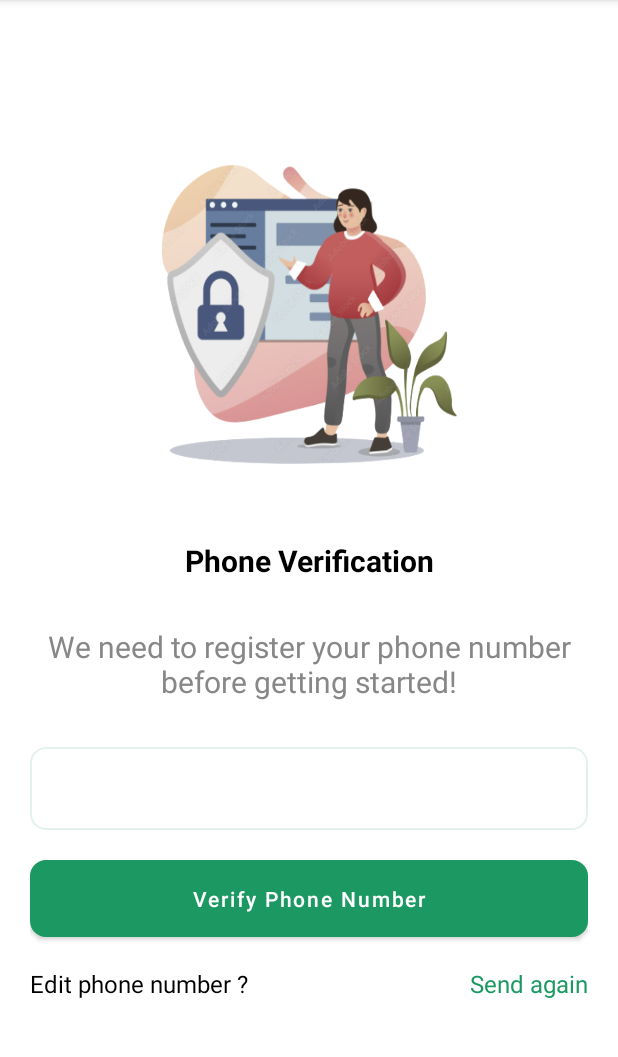
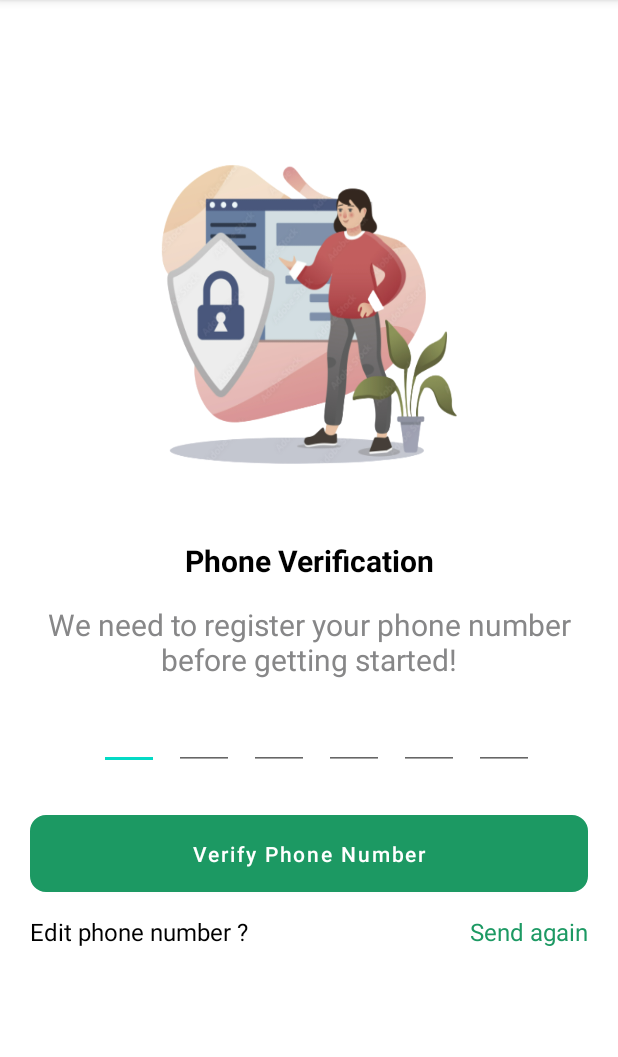
Before and after one commit to awaishaniflhr/Verification_Screen, an Android app: the MainActivity2 screen opened directly, with no data from a screen before it, on a phone screen of 412 x 824 dp, the part 84-1141 px from its top. Run offline under Robolectric (Android 15) with nearby library versions, the phone set to English and light mode, and no system bars.

Commit message:
initial commit 3

```diff
--- a/app/build.gradle
+++ b/app/build.gradle
@@ -32,10 +32,14 @@ dependencies {
     implementation 'androidx.appcompat:appcompat:1.4.2'
     implementation 'com.google.android.material:material:1.6.1'
     implementation 'androidx.constraintlayout:constraintlayout:2.1.4'
+
+    implementation 'com.hbb20:ccp:2.5.4'
+
+
+
     testImplementation 'junit:junit:4.13.2'
     androidTestImplementation 'androidx.test.ext:junit:1.1.3'
     androidTestImplementation 'androidx.test.espresso:espresso-core:3.4.0'
-    implementation 'com.hbb20:ccp:2.5.4'
-    implementation 'com.chaos.view:pinview:1.4.3'
+
 
 }
--- a/app/src/main/java/com/example/verification_screen_01/MainActivity2.java
+++ b/app/src/main/java/com/example/verification_screen_01/MainActivity2.java
@@ -6,11 +6,14 @@ import android.content.Intent;
 import android.os.Bundle;
 import android.view.View;
 import android.widget.Button;
+import android.widget.EditText;
 import android.widget.TextView;
 
 import org.w3c.dom.Text;
 
 public class MainActivity2 extends AppCompatActivity {
+
+
 
     private TextView editNumber;
 
--- a/app/src/main/res/layout/activity_main.xml
+++ b/app/src/main/res/layout/activity_main.xml
@@ -24,6 +24,7 @@
         android:layout_width="match_parent"
         android:layout_height="wrap_content"
         android:layout_below="@+id/cracter_img"
+        android:gravity="center"
         android:layout_marginTop="30dp"
         android:text="@string/phone_verification"
         android:textAlignment="center"
@@ -36,7 +37,7 @@
         android:layout_width="match_parent"
         android:layout_height="wrap_content"
         android:layout_below="@+id/cracter_title"
-        android:layout_marginTop="30dp"
+        android:layout_marginTop="15dp"
         android:text="@string/we_need_to_register_your_phone_number_before_getting_started"
         android:textAlignment="center"
         android:textColor="@color/gray"
--- a/app/src/main/res/layout/activity_main2.xml
+++ b/app/src/main/res/layout/activity_main2.xml
@@ -7,7 +7,10 @@
 <RelativeLayout
     android:layout_width="match_parent"
     android:layout_height="match_parent"
-    android:padding="20dp"
+    android:paddingLeft="20dp"
+    android:paddingRight="20dp"
+    android:paddingTop="20dp"
+    android:paddingBottom="100dp"
     tools:context=".MainActivity">
 
     <ImageView
@@ -36,32 +39,107 @@
         android:layout_width="match_parent"
         android:layout_height="wrap_content"
         android:layout_below="@+id/cracter_title"
-        android:layout_marginTop="30dp"
+        android:layout_marginTop="15dp"
         android:text="@string/we_need_to_register_your_phone_number_before_getting_started"
         android:textAlignment="center"
         android:textColor="@color/gray"
         android:textSize="20sp"
         android:textStyle="normal" />
 
-
-    <EditText
-        android:id="@+id/phone_number"
+    <LinearLayout
         android:layout_width="match_parent"
         android:layout_height="wrap_content"
-        android:layout_below="@id/info_detail"
-        android:layout_marginTop="30dp"
-        android:background="@drawable/corner_editext"
-        android:inputType="phone"
-        android:padding="15dp" />
+        android:id="@+id/otpEdittext"
+        android:orientation="horizontal"
+        android:gravity="center"
+        android:layout_below="@+id/info_detail">
+        <EditText
+            android:id="@+id/edittextOne"
+            android:layout_marginStart="10dp"
+            android:layout_width="40dp"
+            android:layout_height="60dp"
+            android:gravity="center"
+            android:textStyle="bold"
+            android:textSize="15sp"
+            android:textColor="@color/gareen"
+            android:maxLines="1"
+            android:maxLength="1"
+            android:inputType="numberDecimal"
+            android:padding="15dp"  />
+        <EditText
+            android:id="@+id/edittextTwo"
+            android:layout_marginStart="10dp"
+            android:layout_width="40dp"
+            android:layout_height="60dp"
+            android:gravity="center"
+            android:textStyle="bold"
+            android:textSize="15sp"
+            android:textColor="@color/gareen"
+            android:maxLines="1"
+            android:maxLength="1"
+            android:inputType="numberDecimal"
+            android:padding="15dp"  />
+        <EditText
+            android:id="@+id/edittextThree"
+            android:layout_marginStart="10dp"
+            android:layout_width="40dp"
+            android:layout_height="60dp"
+            android:gravity="center"
+            android:textStyle="bold"
+            android:textSize="15sp"
+            android:textColor="@color/gareen"
+            android:maxLines="1"
+            android:maxLength="1"
+            android:inputType="numberDecimal"
+            android:padding="15dp"  />
+        <EditText
+            android:id="@+id/edittextFour"
+            android:layout_marginStart="10dp"
+            android:layout_width="40dp"
+            android:layout_height="60dp"
+            android:gravity="center"
+            android:textStyle="bold"
+            android:textSize="15sp"
+            android:textColor="@color/gareen"
+            android:maxLines="1"
+            android:maxLength="1"
+            android:inputType="numberDecimal"
+            android:padding="15dp"  />
+        <EditText
+            android:id="@+id/edittextFive"
+            android:layout_marginStart="10dp"
+            android:layout_width="40dp"
+            android:layout_height="60dp"
+            android:gravity="center"
+            android:textStyle="bold"
+            android:textSize="15sp"
+            android:textColor="@color/gareen"
+            android:maxLines="1"
+            android:maxLength="1"
+            android:inputType="numberDecimal"
+            android:padding="15dp"  />
+        <EditText
+            android:id="@+id/edittextSix"
+            android:layout_marginStart="10dp"
+            android:layout_width="40dp"
+            android:layout_height="60dp"
+            android:gravity="center"
+            android:textStyle="bold"
+            android:textSize="15sp"
+            android:textColor="@color/gareen"
+            android:maxLines="1"
+            android:maxLength="1"
+            android:inputType="numberDecimal"
+            android:padding="15dp"  />
 
-
+    </LinearLayout>
 
     <Button
         android:id="@+id/phone_submit_btn"
         android:layout_width="match_parent"
         android:layout_height="wrap_content"
-        android:layout_below="@id/phone_number"
-        android:layout_marginTop="20dp"
+        android:layout_below="@id/otpEdittext"
+        android:layout_marginTop="30dp"
         android:background="@drawable/corner_btn"
         android:padding="10dp"
         android:text="@string/verify_phone_number"
@@ -72,7 +150,7 @@
         android:layout_width="wrap_content"
         android:layout_height="wrap_content"
         android:layout_below="@+id/phone_submit_btn"
-        android:layout_marginTop="20dp"
+        android:layout_marginTop="15dp"
         android:text="@string/edit_phone_number"
         android:textColor="@color/black"
         android:textSize="16sp"
@@ -84,7 +162,7 @@
         android:layout_height="wrap_content"
         android:layout_below="@+id/phone_submit_btn"
         android:layout_alignParentEnd="true"
-        android:layout_marginTop="20dp"
+        android:layout_marginTop="15dp"
         android:layout_marginEnd="0dp"
         android:layout_toEndOf="@+id/editNumber"
         android:text="@string/send_again"
```
